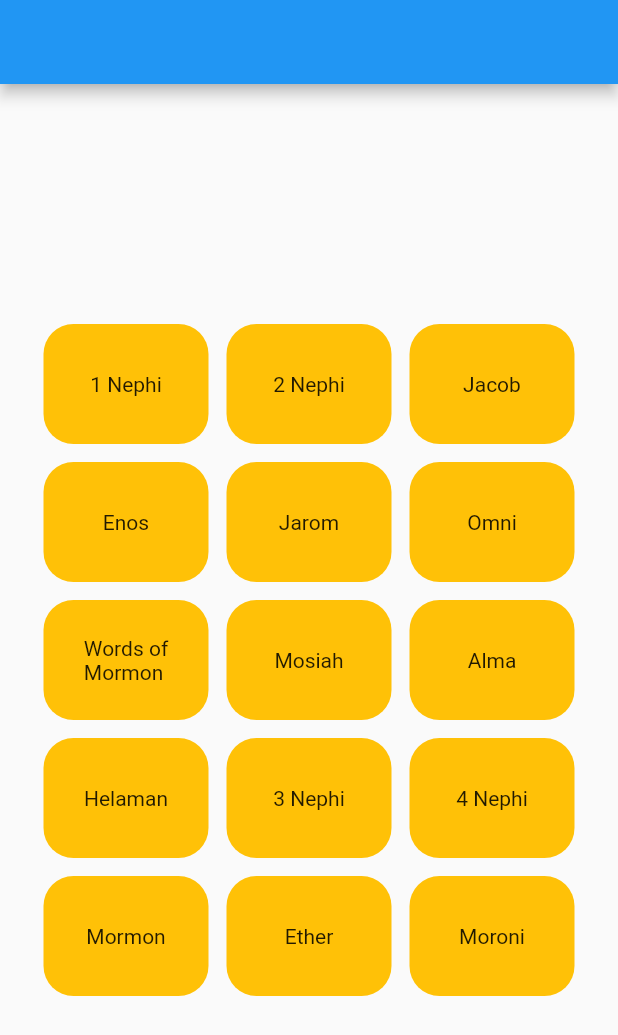
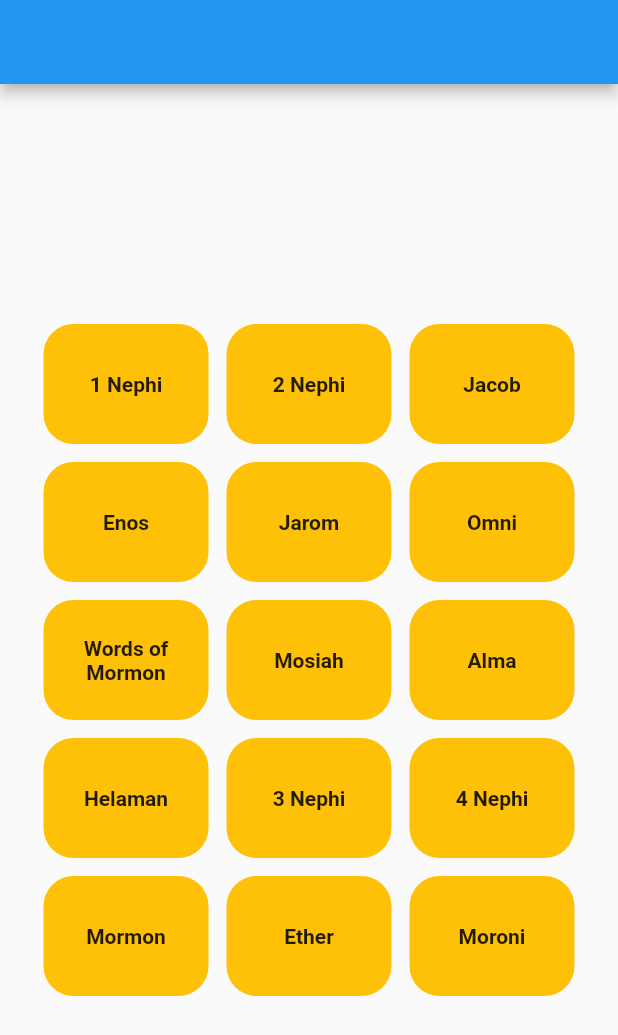
Before and after one commit to adamrounsville/BoM-Project, a Flutter app: the Home screen opened directly, on a phone screen of 412 x 824 dp. Shown: the top 1035 px of the screen. Run offline on Flutter 3.47's test engine with Material 2 defaults, Android fonts, the phone set to English and light mode, and no system bars; missing offline and left inert: syncfusion_flutter_pdfviewer.

```diff
--- a/BoMProject/lib/home.dart
+++ b/BoMProject/lib/home.dart
@@ -44,7 +44,10 @@ class Home extends StatelessWidget {
                       height: 80,
                       width: 110,
                       alignment: Alignment.center,
-                      child: Text('1 Nephi'),
+                      child: Text(
+                        '1 Nephi',
+                        style: TextStyle(fontWeight: FontWeight.bold),
+                      ),
                       decoration: BoxDecoration(
                         color: Colors.amber,
                         borderRadius: BorderRadius.all(
@@ -66,7 +69,10 @@ class Home extends StatelessWidget {
                       height: 80,
                       width: 110,
                       alignment: Alignment.center,
-                      child: Text('2 Nephi'),
+                      child: Text(
+                        '2 Nephi',
+                        style: TextStyle(fontWeight: FontWeight.bold),
+                      ),
                       decoration: BoxDecoration(
                         color: Colors.amber,
                         borderRadius: BorderRadius.all(
@@ -88,7 +94,10 @@ class Home extends StatelessWidget {
                       height: 80,
                       width: 110,
                       alignment: Alignment.center,
-                      child: Text('Jacob'),
+                      child: Text(
+                        'Jacob',
+                        style: TextStyle(fontWeight: FontWeight.bold),
+                      ),
                       decoration: BoxDecoration(
                         color: Colors.amber,
                         borderRadius: BorderRadius.all(
@@ -115,7 +124,10 @@ class Home extends StatelessWidget {
                       height: 80,
                       width: 110,
                       alignment: Alignment.center,
-                      child: Text('Enos'),
+                      child: Text(
+                        'Enos',
+                        style: TextStyle(fontWeight: FontWeight.bold),
+                      ),
                       decoration: BoxDecoration(
                         color: Colors.amber,
                         borderRadius: BorderRadius.all(
@@ -137,7 +149,10 @@ class Home extends StatelessWidget {
                       height: 80,
                       width: 110,
                       alignment: Alignment.center,
-                      child: Text('Jarom'),
+                      child: Text(
+                        'Jarom',
+                        style: TextStyle(fontWeight: FontWeight.bold),
+                      ),
                       decoration: BoxDecoration(
                         color: Colors.amber,
                         borderRadius: BorderRadius.all(
@@ -159,7 +174,10 @@ class Home extends StatelessWidget {
                       height: 80,
                       width: 110,
                       alignment: Alignment.center,
-                      child: Text('Omni'),
+                      child: Text(
+                        'Omni',
+                        style: TextStyle(fontWeight: FontWeight.bold),
+                      ),
                       decoration: BoxDecoration(
                         color: Colors.amber,
                         borderRadius: BorderRadius.all(
@@ -186,7 +204,11 @@ class Home extends StatelessWidget {
                       height: 80,
                       width: 110,
                       alignment: Alignment.center,
-                      child: Text('Words of\nMormon'),
+                      child: Text(
+                        'Words of\nMormon',
+                        textAlign: TextAlign.center,
+                        style: TextStyle(fontWeight: FontWeight.bold),
+                      ),
                       decoration: BoxDecoration(
                         color: Colors.amber,
                         borderRadius: BorderRadius.all(
@@ -208,7 +230,10 @@ class Home extends StatelessWidget {
                       height: 80,
                       width: 110,
                       alignment: Alignment.center,
-                      child: Text('Mosiah'),
+                      child: Text(
+                        'Mosiah',
+                        style: TextStyle(fontWeight: FontWeight.bold),
+                      ),
                       decoration: BoxDecoration(
                         color: Colors.amber,
                         borderRadius: BorderRadius.all(
@@ -230,7 +255,10 @@ class Home extends StatelessWidget {
                       height: 80,
                       width: 110,
                       alignment: Alignment.center,
-                      child: Text('Alma'),
+                      child: Text(
+                        'Alma',
+                        style: TextStyle(fontWeight: FontWeight.bold),
+                      ),
                       decoration: BoxDecoration(
                         color: Colors.amber,
                         borderRadius: BorderRadius.all(
@@ -257,7 +285,10 @@ class Home extends StatelessWidget {
                       height: 80,
                       width: 110,
                       alignment: Alignment.center,
-                      child: Text('Helaman'),
+                      child: Text(
+                        'Helaman',
+                        style: TextStyle(fontWeight: FontWeight.bold),
+                      ),
                       decoration: BoxDecoration(
                         color: Colors.amber,
                         borderRadius: BorderRadius.all(
@@ -279,7 +310,10 @@ class Home extends StatelessWidget {
                       height: 80,
                       width: 110,
                       alignment: Alignment.center,
-                      child: Text('3 Nephi'),
+                      child: Text(
+                        '3 Nephi',
+                        style: TextStyle(fontWeight: FontWeight.bold),
+                      ),
                       decoration: BoxDecoration(
                         color: Colors.amber,
                         borderRadius: BorderRadius.all(
@@ -301,7 +335,10 @@ class Home extends StatelessWidget {
                       height: 80,
                       width: 110,
                       alignment: Alignment.center,
-                      child: Text('4 Nephi'),
+                      child: Text(
+                        '4 Nephi',
+                        style: TextStyle(fontWeight: FontWeight.bold),
+                      ),
                       decoration: BoxDecoration(
                         color: Colors.amber,
                         borderRadius: BorderRadius.all(
@@ -328,7 +365,10 @@ class Home extends StatelessWidget {
                       height: 80,
                       width: 110,
                       alignment: Alignment.center,
-                      child: Text('Mormon'),
+                      child: Text(
+                        'Mormon',
+                        style: TextStyle(fontWeight: FontWeight.bold),
+                      ),
                       decoration: BoxDecoration(
                         color: Colors.amber,
                         borderRadius: BorderRadius.all(
@@ -350,7 +390,10 @@ class Home extends StatelessWidget {
                       height: 80,
                       width: 110,
                       alignment: Alignment.center,
-                      child: Text('Ether'),
+                      child: Text(
+                        'Ether',
+                        style: TextStyle(fontWeight: FontWeight.bold),
+                      ),
                       decoration: BoxDecoration(
                         color: Colors.amber,
                         borderRadius: BorderRadius.all(
@@ -372,7 +415,10 @@ class Home extends StatelessWidget {
                       height: 80,
                       width: 110,
                       alignment: Alignment.center,
-                      child: Text('Moroni'),
+                      child: Text(
+                        'Moroni',
+                        style: TextStyle(fontWeight: FontWeight.bold),
+                      ),
                       decoration: BoxDecoration(
                         color: Colors.amber,
                         borderRadius: BorderRadius.all(
--- a/BoMProject/pubspec.yaml
+++ b/BoMProject/pubspec.yaml
@@ -11,6 +11,8 @@ dependencies:
   flutter:
     sdk: flutter
   cupertino_icons: ^1.0.0
+  syncfusion_flutter_pdfviewer: ^18.4.49-beta
+
 
 dev_dependencies:
   flutter_test:
```
Also changed, not shown: BoMProject/lib/books/alma.dart (+6 -1 lines), BoMProject/lib/books/enos.dart (+6 -1 lines), BoMProject/lib/books/ether.dart (+6 -1 lines), BoMProject/lib/books/first_nephi.dart (+6 -1 lines), BoMProject/lib/books/fourth_nephi.dart (+6 -1 lines), BoMProject/lib/books/helaman.dart (+6 -1 lines), BoMProject/lib/books/jacob.dart (+6 -1 lines), BoMProject/lib/books/jarom.dart (+6 -1 lines), BoMProject/lib/books/mormon.dart (+6 -1 lines), BoMProject/lib/books/moroni.dart (+6 -1 lines), BoMProject/lib/books/mosiah.dart (+6 -1 lines), BoMProject/lib/books/omni.dart (+6 -1 lines), BoMProject/lib/books/second_nephi.dart (+6 -1 lines), BoMProject/lib/books/third_nephi.dart (+6 -1 lines), 2 more files, 6 other files.
